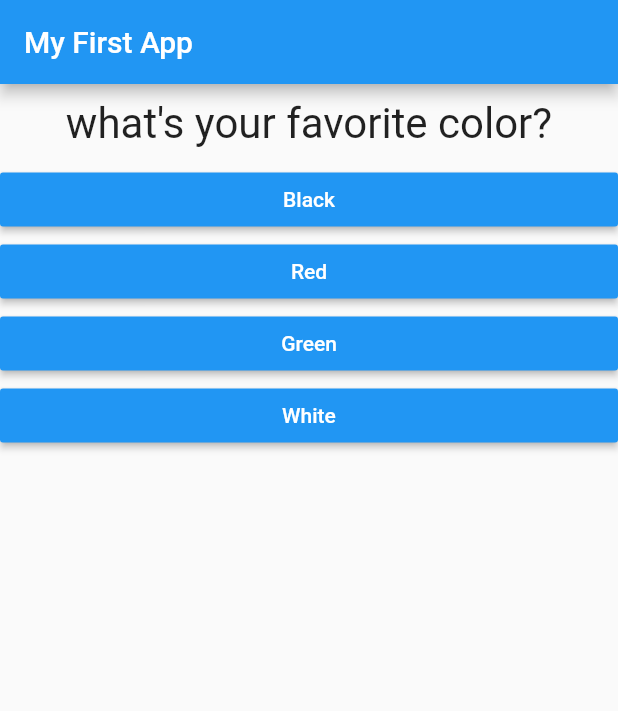
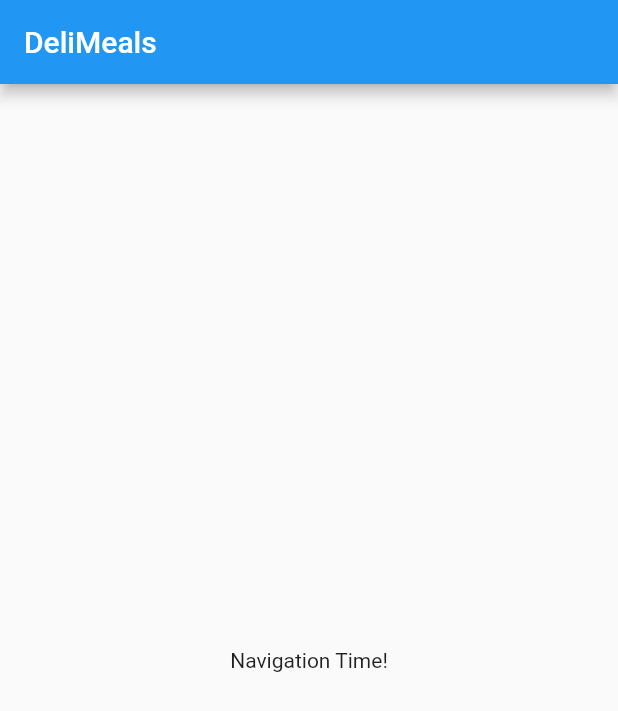
Before and after one commit to waynet022/Flutter_Apps, a Flutter app: the screen it shows after launch, on a phone screen of 412 x 824 dp. Shown: the top 711 px of the screen. Run offline on Flutter 3.47's test engine with Material 2 defaults, Android fonts, the phone set to English and light mode, and no system bars.

Commit message:
Meals Application Initialization
deleted old tutorial files. Redid main.dart file. It is now new home
page for the meals app.

```diff
--- a/lib/answer.dart
+++ /dev/null
@@ -1,22 +0,0 @@
-import 'package:flutter/material.dart';
-
-class Answer extends StatelessWidget{
-  final Function selectHandler;
-  final String answerText;
-
-  Answer(this.selectHandler, this.answerText);
-
-  @override
-  Widget build(BuildContext context){
-
-    return Container (
-      width: double.infinity,
-      child: RaisedButton(
-        color: Colors.blue,
-        textColor: Colors.white,
-        child: Text(answerText),
-        onPressed: selectHandler,
-      ),
-    );
-  }
-}
--- a/lib/main.dart
+++ b/lib/main.dart
@@ -1,92 +1,34 @@
 import 'package:flutter/material.dart';
-
-import './quiz.dart';
-import './result.dart';
 
 void main() => runApp(MyApp());
 
+class MyApp extends StatelessWidget {
   @override
-class MyApp extends StatefulWidget {
-  State<StatefulWidget> createState() {
-    return _MyAppState();
+  Widget build(BuildContext context) {
+    return MaterialApp(
+      title: 'deliMeals',
+      theme: ThemeData(
+        primarySwatch: Colors.blue,
+      ),
+      home: MyHomePage(),
+    );
   }
 }
 
-class _MyAppState extends State<MyApp> {
-  final _questions = const [
-    {
-      'questionText': 'what\'s your favorite color?',
-      'answers': [
-        {'text' : 'Black', 'score': 10},
-        {'text': 'Red', 'score': 5},
-        {'text': 'Green', 'score': 3},
-        {'text' : 'White', 'score': 1}
-      ],
-    },
-
-    {
-      'questionText': 'what\'s your favorite animal?',
-      'answers': [
-        {'text' : 'Dog', 'score': 10},
-        {'text': 'Cat', 'score': 5},
-        {'text': 'Goldfish', 'score': 3},
-      ],
-    },
-
-    {
-      'questionText': 'what\'s your favorite fruit?',
-      'answers': [
-        {'text' : 'Orange', 'score': 10},
-        {'text': 'Apple', 'score': 5},
-        {'text': 'Banana', 'score': 3},
-        {'text' : 'Kiwi', 'score': 1}],
-    },
-
-  ];
-
-  var _questionIndex = 0;
-  var _totalScore = 0;
-
-  void _resetQuiz(){
-    setState((){
-      _questionIndex = 0;
-      _totalScore = 0;
-    });
+class MyHomePage extends StatefulWidget{
+  @override
+  _MyHomePageState createState() => _MyHomePageState();
 }
 
-  void _answerQuestion(int score) {
-    _totalScore += score;
-
-    setState(()
-      {
-        _questionIndex +=1;
-      }
-    );
-    print(_questionIndex);
-
-    if(_questionIndex < _questions.length){
-      print('We have more questions');
-    }
-    else{
-      print('no more questions');
-    }
-  }
-
+class _MyHomePageState extends State<MyHomePage>{
   @override
-  Widget build(BuildContext context) {
-
-    return MaterialApp(
-      home: Scaffold(
+  Widget build(BuildContext context){
+    return Scaffold(
       appBar: AppBar(
-          title: Text('My First App'),
+        title: Text('DeliMeals'),
       ),
-        body: _questionIndex < _questions.length
-            ? Quiz(
-                  answerQuestion: _answerQuestion,
-                  questionIndex: _questionIndex,
-                  questions:_questions
-              )
-            : Result(_totalScore, _resetQuiz),
+      body: Center(
+        child: Text('Navigation Time!'),
       ),
     );
   }
--- a/lib/question.dart
+++ /dev/null
@@ -1,20 +0,0 @@
-import 'package:flutter/material.dart';
-
-class Question extends StatelessWidget {
-  final String questionText;
-
-  Question(this.questionText);
-
-  @override
-  Widget build(BuildContext context) {
-    return Container(
-      width: double.infinity,
-      margin: EdgeInsets.all(10),
-      child: Text(
-        questionText,
-        style: TextStyle(fontSize: 28),
-        textAlign: TextAlign.center,
-      ),
-    );
-  }
-}
--- a/lib/quiz.dart
+++ /dev/null
@@ -1,32 +0,0 @@
-import 'package:flutter/material.dart';
-import './question.dart';
-import './answer.dart';
-
-class Quiz extends StatelessWidget{
-  final List<Map<String, Object>> questions;
-  final int questionIndex;
-  final Function answerQuestion;
-
-  Quiz({
-    @required this.questions,
-    @required this.answerQuestion,
-    @required this.questionIndex
-  });
-
-  @override
-  Widget build(BuildContext context){
-    return
-      Column(
-          children: [
-            Question(
-              questions[questionIndex]['questionText'],
-            ),
-            ...(questions[questionIndex]['answers'] as List<Map<String, Object>>)
-                .map((answer) {
-              return Answer(()=>answerQuestion(answer['score']), answer['text']);
-            }).toList()
-          ],
-      );
-  }
-
-}
```
Also changed, not shown: lib/result.dart (deleted, +0 -46 lines). Lines whose indentation alone changed are shown as unchanged.
